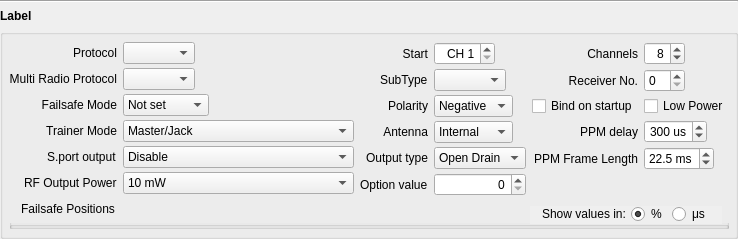
First picture: the form in companion/src/modeledit/setup_module.ui, repository opentx/opentx, before the edit.
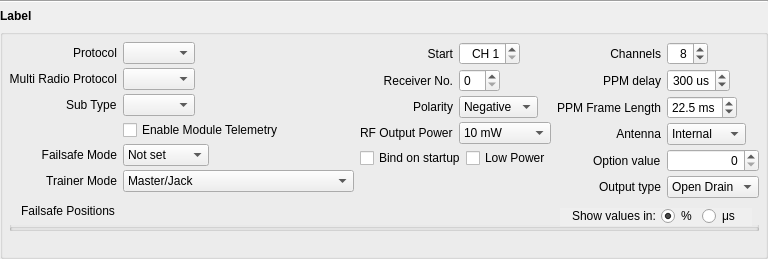
Second picture: the form after the edit.

Commit message: [Companion][R9M] Adjust for R9M changes to allow module type selection; Adjust UI to better match radio; Improve model printer details. Related to #5406

```diff
--- a/companion/src/modeledit/setup_module.ui
+++ b/companion/src/modeledit/setup_module.ui
@@ -6,13 +6,16 @@
    <rect>
     <x>0</x>
     <y>0</y>
-    <width>674</width>
-    <height>229</height>
+    <width>708</width>
+    <height>259</height>
    </rect>
   </property>
   <property name="windowTitle">
    <string/>
   </property>
+  <property name="styleSheet">
+   <string notr="true"/>
+  </property>
   <layout class="QVBoxLayout" name="verticalLayout">
    <property name="spacing">
     <number>6</number>
@@ -147,22 +150,43 @@
          </widget>
         </item>
         <item row="1" column="0">
-         <widget class="QLabel" name="label_multiSubType">
+         <widget class="QLabel" name="label_rxNumber">
+          <property name="maximumSize">
+           <size>
+            <width>16777215</width>
+            <height>16777215</height>
+           </size>
+          </property>
           <property name="text">
-           <string>SubType</string>
+           <string>Receiver No.</string>
+          </property>
+          <property name="alignment">
+           <set>Qt::AlignRight|Qt::AlignTrailing|Qt::AlignVCenter</set>
           </property>
          </widget>
         </item>
         <item row="1" column="1">
-         <widget class="QComboBox" name="multiSubType">
+         <widget class="QSpinBox" name="rxNumber">
           <property name="sizePolicy">
            <sizepolicy hsizetype="Maximum" vsizetype="Fixed">
             <horstretch>0</horstretch>
             <verstretch>0</verstretch>
            </sizepolicy>
           </property>
-          <property name="sizeAdjustPolicy">
-           <enum>QComboBox::AdjustToContents</enum>
+          <property name="suffix">
+           <string/>
+          </property>
+          <property name="minimum">
+           <number>0</number>
+          </property>
+          <property name="maximum">
+           <number>63</number>
+          </property>
+          <property name="singleStep">
+           <number>1</number>
+          </property>
+          <property name="value">
+           <number>0</number>
           </property>
          </widget>
         </item>
@@ -206,35 +230,17 @@
          </widget>
         </item>
         <item row="3" column="0">
-         <widget class="QLabel" name="label_antenna">
-          <property name="maximumSize">
-           <size>
-            <width>16777215</width>
-            <height>16777215</height>
-           </size>
-          </property>
+         <widget class="QLabel" name="label_r9mPower">
           <property name="text">
-           <string>Antenna</string>
-          </property>
-          <property name="alignment">
-           <set>Qt::AlignRight|Qt::AlignTrailing|Qt::AlignVCenter</set>
+           <string>RF Output Power</string>
           </property>
          </widget>
         </item>
         <item row="3" column="1">
-         <widget class="QComboBox" name="antennaMode">
-          <property name="sizePolicy">
-           <sizepolicy hsizetype="Maximum" vsizetype="Fixed">
-            <horstretch>0</horstretch>
-            <verstretch>0</verstretch>
-           </sizepolicy>
-          </property>
-          <property name="sizeAdjustPolicy">
-           <enum>QComboBox::AdjustToContents</enum>
-          </property>
+         <widget class="QComboBox" name="r9mPower">
           <item>
            <property name="text">
-            <string>Internal</string>
+            <string>10 mW</string>
            </property>
           </item>
           <item>
@@ -242,29 +248,9 @@
             <string>Ext. + Int.</string>
            </property>
           </item>
-         </widget>
-        </item>
-        <item row="4" column="0">
-         <widget class="QLabel" name="label_ppmOutputType">
-          <property name="text">
-           <string>Output type</string>
-          </property>
-         </widget>
-        </item>
-        <item row="4" column="1">
-         <widget class="QComboBox" name="ppmOutputType">
-          <property name="sizePolicy">
-           <sizepolicy hsizetype="Maximum" vsizetype="Fixed">
-            <horstretch>0</horstretch>
-            <verstretch>0</verstretch>
-           </sizepolicy>
-          </property>
-          <property name="sizeAdjustPolicy">
-           <enum>QComboBox::AdjustToContents</enum>
-          </property>
           <item>
            <property name="text">
-            <string>Open Drain</string>
+            <string>500 mW</string>
            </property>
           </item>
           <item>
@@ -274,19 +260,23 @@
           </item>
          </widget>
         </item>
-        <item row="5" column="1">
-         <widget class="QSpinBox" name="optionValue">
-          <property name="alignment">
-           <set>Qt::AlignRight|Qt::AlignTrailing|Qt::AlignVCenter</set>
-          </property>
-         </widget>
-        </item>
-        <item row="5" column="0">
-         <widget class="QLabel" name="label_option">
-          <property name="text">
-           <string>Option value</string>
-          </property>
-         </widget>
+        <item row="4" column="0" colspan="2">
+         <layout class="QHBoxLayout" name="horizontalLayout_2">
+          <item>
+           <widget class="QCheckBox" name="autoBind">
+            <property name="text">
+             <string>Bind on startup</string>
+            </property>
+           </widget>
+          </item>
+          <item>
+           <widget class="QCheckBox" name="lowPower">
+            <property name="text">
+             <string>Low Power</string>
+            </property>
+           </widget>
+          </item>
+         </layout>
         </item>
        </layout>
       </item>
@@ -352,61 +342,6 @@
          </widget>
         </item>
         <item row="1" column="0">
-         <widget class="QLabel" name="label_rxNumber">
-          <property name="maximumSize">
-           <size>
-            <width>16777215</width>
-            <height>16777215</height>
-           </size>
-          </property>
-          <property name="text">
-           <string>Receiver No.</string>
-          </property>
-          <property name="alignment">
-           <set>Qt::AlignRight|Qt::AlignTrailing|Qt::AlignVCenter</set>
-          </property>
-         </widget>
-        </item>
-        <item row="1" column="1">
-         <widget class="QSpinBox" name="rxNumber">
-          <property name="sizePolicy">
-           <sizepolicy hsizetype="Maximum" vsizetype="Fixed">
-            <horstretch>0</horstretch>
-            <verstretch>0</verstretch>
-           </sizepolicy>
-          </property>
-          <property name="suffix">
-           <string/>
-          </property>
-          <property name="minimum">
-           <number>0</number>
-          </property>
-          <property name="maximum">
-           <number>63</number>
-          </property>
-          <property name="singleStep">
-           <number>1</number>
-          </property>
-          <property name="value">
-           <number>0</number>
-          </property>
-         </widget>
-        </item>
-        <item row="2" column="0">
-         <widget class="QCheckBox" name="autoBind">
-          <property name="text">
-           <string>Bind on startup</string>
-          </property>
-         </widget>
-        </item>
-        <item row="2" column="1">
-         <widget class="QCheckBox" name="lowPower">
-          <property name="text">
-           <string>Low Power</string>
-          </property>
-         </widget>
-        </item>
-        <item row="3" column="0">
          <widget class="QLabel" name="label_ppmDelay">
           <property name="maximumSize">
            <size>
@@ -422,7 +357,7 @@
           </property>
          </widget>
         </item>
-        <item row="3" column="1">
+        <item row="1" column="1">
          <widget class="QSpinBox" name="ppmDelay">
           <property name="sizePolicy">
            <sizepolicy hsizetype="Maximum" vsizetype="Fixed">
@@ -450,7 +385,7 @@
           </property>
          </widget>
         </item>
-        <item row="4" column="0">
+        <item row="2" column="0">
          <widget class="QLabel" name="label_ppmFrameLength">
           <property name="maximumSize">
            <size>
@@ -466,7 +401,7 @@
           </property>
          </widget>
         </item>
-        <item row="4" column="1">
+        <item row="2" column="1">
          <widget class="QDoubleSpinBox" name="ppmFrameLength">
           <property name="sizePolicy">
            <sizepolicy hsizetype="Maximum" vsizetype="Fixed">
@@ -494,6 +429,89 @@
           </property>
          </widget>
         </item>
+        <item row="3" column="0">
+         <widget class="QLabel" name="label_antenna">
+          <property name="maximumSize">
+           <size>
+            <width>16777215</width>
+            <height>16777215</height>
+           </size>
+          </property>
+          <property name="text">
+           <string>Antenna</string>
+          </property>
+          <property name="alignment">
+           <set>Qt::AlignRight|Qt::AlignTrailing|Qt::AlignVCenter</set>
+          </property>
+         </widget>
+        </item>
+        <item row="3" column="1">
+         <widget class="QComboBox" name="antennaMode">
+          <property name="sizePolicy">
+           <sizepolicy hsizetype="Maximum" vsizetype="Fixed">
+            <horstretch>0</horstretch>
+            <verstretch>0</verstretch>
+           </sizepolicy>
+          </property>
+          <property name="sizeAdjustPolicy">
+           <enum>QComboBox::AdjustToContents</enum>
+          </property>
+          <item>
+           <property name="text">
+            <string>Internal</string>
+           </property>
+          </item>
+          <item>
+           <property name="text">
+            <string>Ext. + Int.</string>
+           </property>
+          </item>
+         </widget>
+        </item>
+        <item row="5" column="0">
+         <widget class="QLabel" name="label_ppmOutputType">
+          <property name="text">
+           <string>Output type</string>
+          </property>
+         </widget>
+        </item>
+        <item row="5" column="1">
+         <widget class="QComboBox" name="ppmOutputType">
+          <property name="sizePolicy">
+           <sizepolicy hsizetype="Maximum" vsizetype="Fixed">
+            <horstretch>0</horstretch>
+            <verstretch>0</verstretch>
+           </sizepolicy>
+          </property>
+          <property name="sizeAdjustPolicy">
+           <enum>QComboBox::AdjustToContents</enum>
+          </property>
+          <item>
+           <property name="text">
+            <string>Open Drain</string>
+           </property>
+          </item>
+          <item>
+           <property name="text">
+            <string>Push Pull</string>
+           </property>
+          </item>
+         </widget>
+        </item>
+        <item row="4" column="0">
+         <widget class="QLabel" name="label_option">
+          <property name="text">
+           <string>Option value</string>
+          </property>
+         </widget>
+        </item>
+        <item row="4" column="1">
+         <widget class="QSpinBox" name="optionValue">
+          <property name="alignment">
+           <set>Qt::AlignRight|Qt::AlignTrailing|Qt::AlignVCenter</set>
+          </property>
+         </widget>
+        </item>
        </layout>
       </item>
       <item row="0" column="0">
@@ -560,6 +578,26 @@
          </widget>
         </item>
         <item row="2" column="0">
+         <widget class="QLabel" name="label_multiSubType">
+          <property name="text">
+           <string>Sub Type</string>
+          </property>
+         </widget>
+        </item>
+        <item row="2" column="1">
+         <widget class="QComboBox" name="multiSubType">
+          <property name="sizePolicy">
+           <sizepolicy hsizetype="Maximum" vsizetype="Fixed">
+            <horstretch>0</horstretch>
+            <verstretch>0</verstretch>
+           </sizepolicy>
+          </property>
+          <property name="sizeAdjustPolicy">
+           <enum>QComboBox::AdjustToContents</enum>
+          </property>
+         </widget>
+        </item>
+        <item row="4" column="0">
          <widget class="QLabel" name="label_failsafeMode">
           <property name="maximumSize">
            <size>
@@ -575,7 +613,7 @@
           </property>
          </widget>
         </item>
-        <item row="2" column="1">
+        <item row="4" column="1">
          <widget class="QComboBox" name="failsafeMode">
           <property name="sizePolicy">
            <sizepolicy hsizetype="Maximum" vsizetype="Fixed">
@@ -613,7 +651,7 @@
           </item>
          </widget>
         </item>
-        <item row="3" column="0">
+        <item row="5" column="0">
          <widget class="QLabel" name="label_trainerMode">
           <property name="maximumSize">
            <size>
@@ -629,7 +667,7 @@
           </property>
          </widget>
         </item>
-        <item row="3" column="1">
+        <item row="5" column="1">
          <widget class="QComboBox" name="trainerMode">
           <property name="sizePolicy">
            <sizepolicy hsizetype="Maximum" vsizetype="Fixed">
@@ -667,64 +705,13 @@
           </item>
          </widget>
         </item>
-        <item row="4" column="0">
-         <widget class="QLabel" name="label_sportOut">
+        <item row="3" column="1">
+         <widget class="QCheckBox" name="sportOut">
           <property name="text">
-           <string>S.port output</string>
+           <string>Enable Module Telemetry</string>
           </property>
          </widget>
         </item>
-        <item row="4" column="1">
-         <widget class="QComboBox" name="sportOut">
-          <property name="currentText">
-           <string>Disable</string>
-          </property>
-          <property name="sizeAdjustPolicy">
-           <enum>QComboBox::AdjustToContents</enum>
-          </property>
-          <item>
-           <property name="text">
-            <string>Disable</string>
-           </property>
-          </item>
-          <item>
-           <property name="text">
-            <string>Enable</string>
-           </property>
-          </item>
-         </widget>
-        </item>
-        <item row="5" column="0">
-         <widget class="QLabel" name="label_r9mPower">
-          <property name="text">
-           <string>RF Output Power</string>
-          </property>
-         </widget>
-        </item>
-        <item row="5" column="1">
-         <widget class="QComboBox" name="r9mPower">
-          <item>
-           <property name="text">
-            <string>10 mW</string>
-           </property>
-          </item>
-          <item>
-           <property name="text">
-            <string>100 mW</string>
-           </property>
-          </item>
-          <item>
-           <property name="text">
-            <string>500 mW</string>
-           </property>
-          </item>
-          <item>
-           <property name="text">
-            <string>1000 mW</string>
-           </property>
-          </item>
-         </widget>
-        </item>
        </layout>
       </item>
       <item row="1" column="0" colspan="3">
```
Left out of the diff: 4 changed lines with no effect on the pictures. The commit also changes 4 other files.
